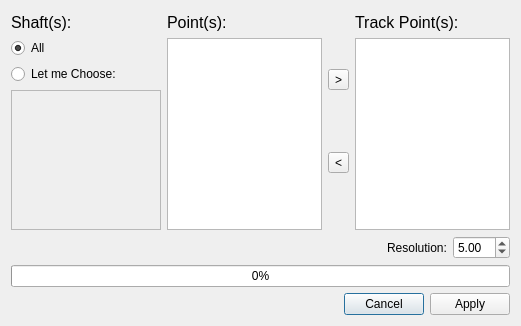
The window that core/panel/run_Path_Track.ui (KmolYuan/Pyslvs-UI) describes before a commit, drawn with Qt 5; both pictures show x 0 to 521 and y 166 to 492 of the 521 by 492 pixel window.
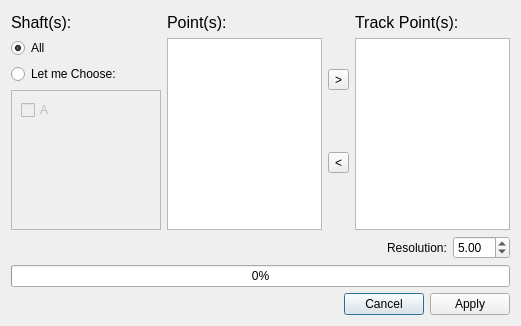
The same window after the commit. Icons and pictures are not drawn.

The edit to the form file:
```diff
--- a/core/panel/run_Path_Track.ui
+++ b/core/panel/run_Path_Track.ui
@@ -137,6 +137,28 @@
             <height>136</height>
            </rect>
           </property>
+          <layout class="QVBoxLayout" name="verticalLayout_6">
+           <item>
+            <widget class="QCheckBox" name="checkBox">
+             <property name="text">
+              <string>A</string>
+             </property>
+            </widget>
+           </item>
+           <item>
+            <spacer name="verticalSpacer_2">
+             <property name="orientation">
+              <enum>Qt::Vertical</enum>
+             </property>
+             <property name="sizeHint" stdset="0">
+              <size>
+               <width>20</width>
+               <height>40</height>
+              </size>
+             </property>
+            </spacer>
+           </item>
+          </layout>
          </widget>
         </widget>
        </item>
```
